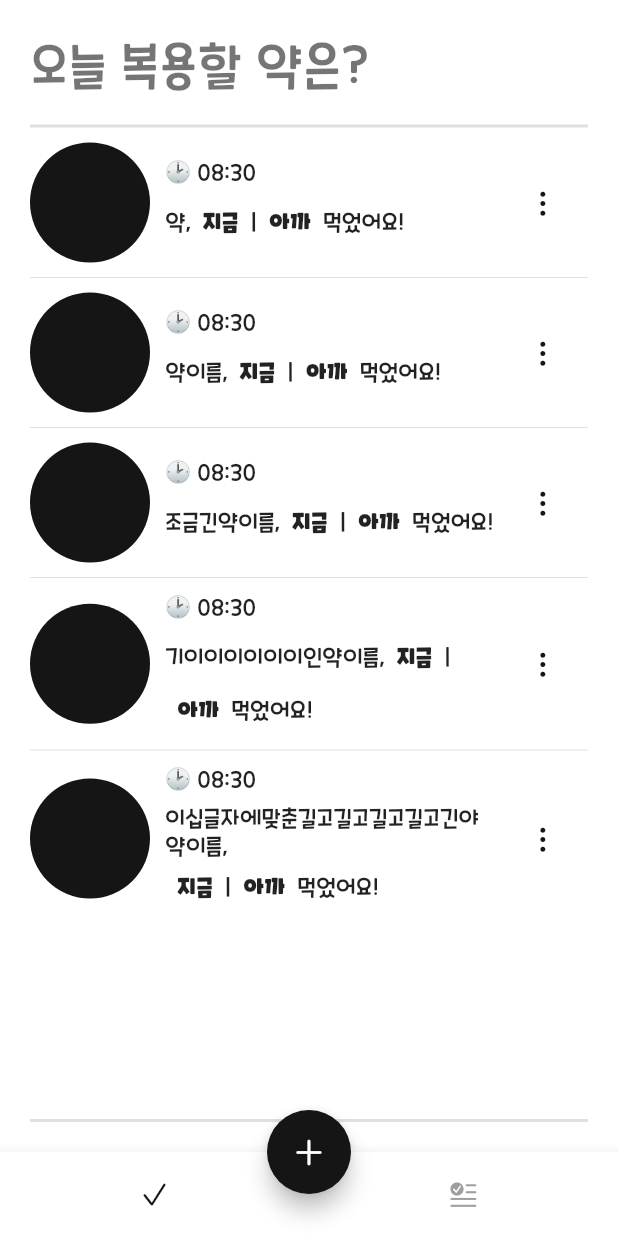
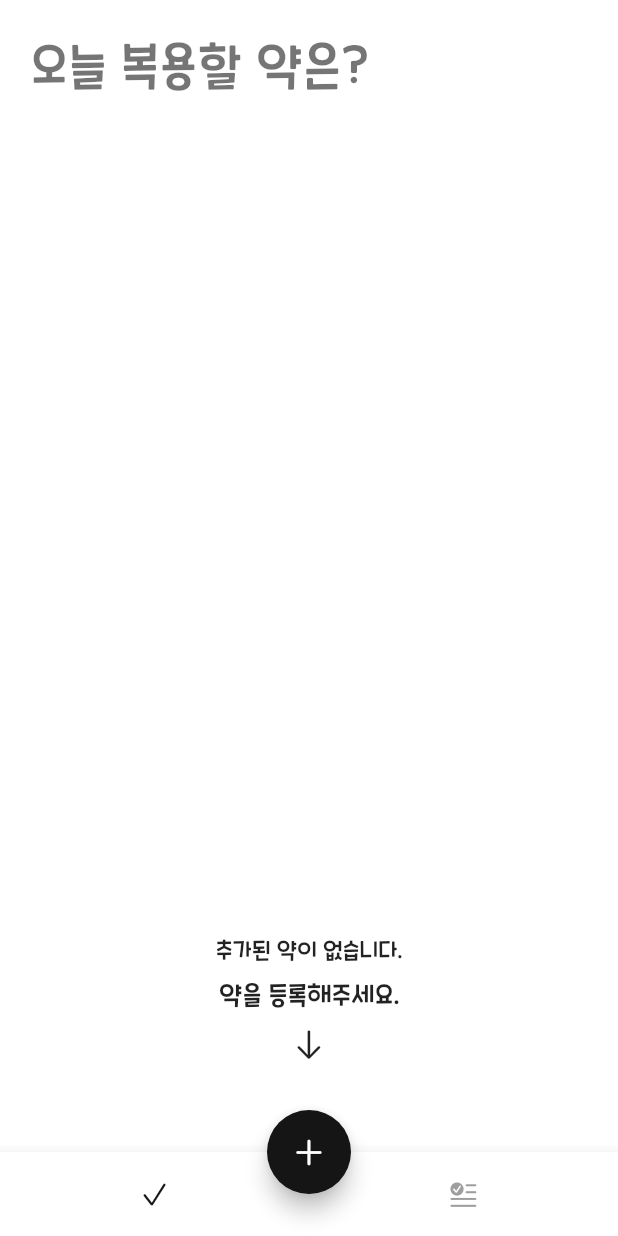
Before and after one commit to ji356/medicine_alarm, a Flutter app: the screen it shows after launch, on a phone screen of 412 x 824 dp. Run offline on Flutter 3.47's test engine with Material 2 defaults, Android fonts, the phone set to English and light mode, and no system bars; our stand-ins replace flutter_local_notifications, flutter_native_timezone, hive, hive_flutter, image_picker, permission_handler and 1 more; accounts and stored records are empty.

Commit message:
ch04_04
1. add image and medicine data loading
2. image enlargement
3. empty list view

Signed-off-by: ji356 <lakroforce@gmail.com>

```diff
--- a/lib/models/medicine.dart
+++ b/lib/models/medicine.dart
@@ -20,7 +20,7 @@ class Medicine extends HiveObject {
   final String? imagePath;
 
   @HiveField(3)
-  final Set<String> alarms;
+  final List<String> alarms;
 
   @override
   String toString() {
--- /dev/null
+++ b/lib/models/medicine_alarm.dart
@@ -0,0 +1,9 @@
+class MedicineAlarm {
+  MedicineAlarm(this.id, this.name, this.imagePath, this.alarmTime, this.key);
+
+  final int id;
+  final String name;
+  final String? imagePath;
+  final String alarmTime;
+  final int key;
+}
--- a/lib/pages/home_page.dart
+++ b/lib/pages/home_page.dart
@@ -14,7 +14,7 @@ class HomePage extends StatefulWidget {
 }
 
 class _HomePageState extends State<HomePage> {
-  final _pages = [TodayPage(), const HistoryPage()];
+  final _pages = [const TodayPage(), const HistoryPage()];
 
   int _currentIndex = 0;
 
--- /dev/null
+++ b/lib/pages/today/today_empty_widget.dart
@@ -0,0 +1,22 @@
+import 'package:drug_alarm/components/drug_constants.dart';
+import 'package:flutter/cupertino.dart';
+import 'package:flutter/material.dart';
+
+class TodayEmpty extends StatelessWidget {
+  const TodayEmpty({super.key});
+
+  @override
+  Widget build(BuildContext context) {
+    return Column(
+      mainAxisAlignment: MainAxisAlignment.end,
+      children: [
+        const Center(child: Text('추가된 약이 없습니다.')),
+        const SizedBox(height: smallSpace),
+        Text('약을 등록해주세요.', style: Theme.of(context).textTheme.subtitle1),
+        const SizedBox(height: smallSpace),
+        const Icon(CupertinoIcons.arrow_down),
+        const SizedBox(height: largeSpace),
+      ],
+    );
+  }
+}
--- a/lib/pages/today/today_page.dart
+++ b/lib/pages/today/today_page.dart
@@ -1,17 +1,18 @@
+import 'dart:io';
+
 import 'package:drug_alarm/components/drug_constants.dart';
+import 'package:drug_alarm/components/drug_page_route.dart';
+import 'package:drug_alarm/main.dart';
+import 'package:drug_alarm/models/medicine_alarm.dart';
 import 'package:flutter/cupertino.dart';
 import 'package:flutter/material.dart';
+import 'package:hive_flutter/hive_flutter.dart';
+
+import '../../models/medicine.dart';
+import 'today_empty_widget.dart';
 
 class TodayPage extends StatelessWidget {
-  TodayPage({super.key});
-
-  final list = [
-    '약',
-    '약이름',
-    '조금긴약이름',
-    '기이이이이이이인약이름',
-    '이십글자에맞춘길고길고길고길고긴야약이름',
-  ];
+  const TodayPage({super.key});
 
   @override
   Widget build(BuildContext context) {
@@ -23,13 +24,40 @@ class TodayPage extends StatelessWidget {
           style: Theme.of(context).textTheme.headline4,
         ),
         const SizedBox(height: regularSpace),
-        const Divider(height: 1, thickness: 2.0),
+        Expanded(
+          child: ValueListenableBuilder(
+            valueListenable: medicineRepository.medicineBox.listenable(),
+            builder: _builderMedicineListView,
+          ),
+        ),
+      ],
+    );
+  }
+
+  Widget _builderMedicineListView(context, Box<Medicine> box, _) {
+    final medicines = box.values.toList();
+    final medicineAlarms = <MedicineAlarm>[];
+
+    if (medicines.isEmpty) {
+      return const TodayEmpty();
+    }
+
+    for (var medicine in medicines) {
+      for (var alarm in medicine.alarms) {
+        medicineAlarms.add(MedicineAlarm(medicine.id, medicine.name,
+            medicine.imagePath, alarm, medicine.key));
+      }
+    }
+
+    return Column(
+      children: [
+        const Divider(height: 1, thickness: 1.0),
         Expanded(
           child: ListView.separated(
             padding: const EdgeInsets.symmetric(vertical: smallSpace),
-            itemCount: list.length,
+            itemCount: medicineAlarms.length,
             itemBuilder: (BuildContext context, int index) {
-              return MedicineListTile(name: list[index]);
+              return MedicineListTile(medicineAlaram: medicineAlarms[index]);
             },
             separatorBuilder: (BuildContext context, int index) {
               return const Divider(
@@ -38,7 +66,7 @@ class TodayPage extends StatelessWidget {
             },
           ),
         ),
-        const Divider(height: 1, thickness: 2.0),
+        const Divider(height: 1, thickness: 1.0),
       ],
     );
   }
@@ -47,10 +75,10 @@ class TodayPage extends StatelessWidget {
 class MedicineListTile extends StatelessWidget {
   const MedicineListTile({
     Key? key,
-    required this.name,
+    required this.medicineAlaram,
   }) : super(key: key);
 
-  final String name;
+  final MedicineAlarm medicineAlaram;
 
   @override
   Widget build(BuildContext context) {
@@ -60,9 +88,20 @@ class MedicineListTile extends StatelessWidget {
       children: [
         CupertinoButton(
           padding: EdgeInsets.zero,
-          onPressed: () {},
-          child: const CircleAvatar(
+          onPressed: medicineAlaram.imagePath == null
+              ? null
+              : () {
+                  Navigator.push(
+                      context,
+                      FadePageRoute(
+                          page:
+                              ImageDetailPage(medicineAlaram: medicineAlaram)));
+                },
+          child: CircleAvatar(
             radius: 40,
+            foregroundImage: medicineAlaram.imagePath == null
+                ? null
+                : FileImage(File(medicineAlaram.imagePath!)),
           ),
         ),
         const SizedBox(width: smallSpace),
@@ -70,12 +109,12 @@ class MedicineListTile extends StatelessWidget {
           child: Column(
             crossAxisAlignment: CrossAxisAlignment.start,
             children: [
-              Text('🕑 08:30', style: textStyle),
+              Text('🕑 ${medicineAlaram.alarmTime}', style: textStyle),
               const SizedBox(height: 6),
               Wrap(
                 crossAxisAlignment: WrapCrossAlignment.center,
                 children: [
-                  Text('$name,', style: textStyle),
+                  Text('${medicineAlaram.name},', style: textStyle),
                   TileActionButton(onTap: () {}, title: '지금'),
                   Text('|', style: textStyle),
                   TileActionButton(onTap: () {}, title: '아까'),
@@ -86,10 +125,29 @@ class MedicineListTile extends StatelessWidget {
           ),
         ),
         CupertinoButton(
-          onPressed: () {},
+          onPressed: () {
+            medicineRepository.deleteMedicine(medicineAlaram.key);
+          },
           child: const Icon(CupertinoIcons.ellipsis_vertical),
         ),
       ],
+    );
+  }
+}
+
+class ImageDetailPage extends StatelessWidget {
+  const ImageDetailPage({
+    Key? key,
+    required this.medicineAlaram,
+  }) : super(key: key);
+
+  final MedicineAlarm medicineAlaram;
+
+  @override
+  Widget build(BuildContext context) {
+    return Scaffold(
+      appBar: AppBar(leading: const CloseButton()),
+      body: Center(child: Image.file(File(medicineAlaram.imagePath!))),
     );
   }
 }
--- a/lib/services/add_medicine_service.dart
+++ b/lib/services/add_medicine_service.dart
@@ -2,13 +2,13 @@ import 'package:flutter/material.dart';
 import 'package:intl/intl.dart';
 
 class AddMedicineService with ChangeNotifier {
-  final _alarms = <String>{
+  final _alarms = <String>[
     '08:00',
     '13:00',
     '19:00',
-  };
+  ];
 
-  Set<String> get alarms => _alarms;
+  List<String> get alarms => _alarms;
 
   void addNowAlarm() {
     final now = DateTime.now();
```
Also changed, not shown: lib/models/medicine.g.dart.
